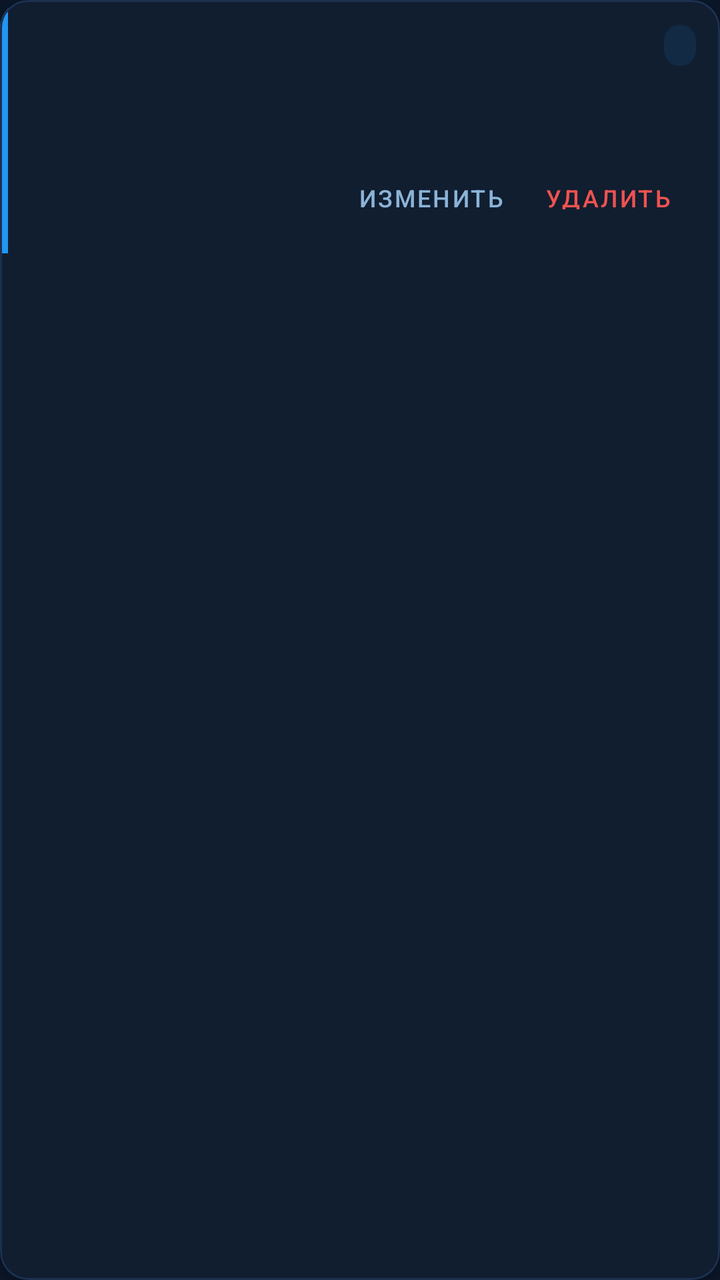
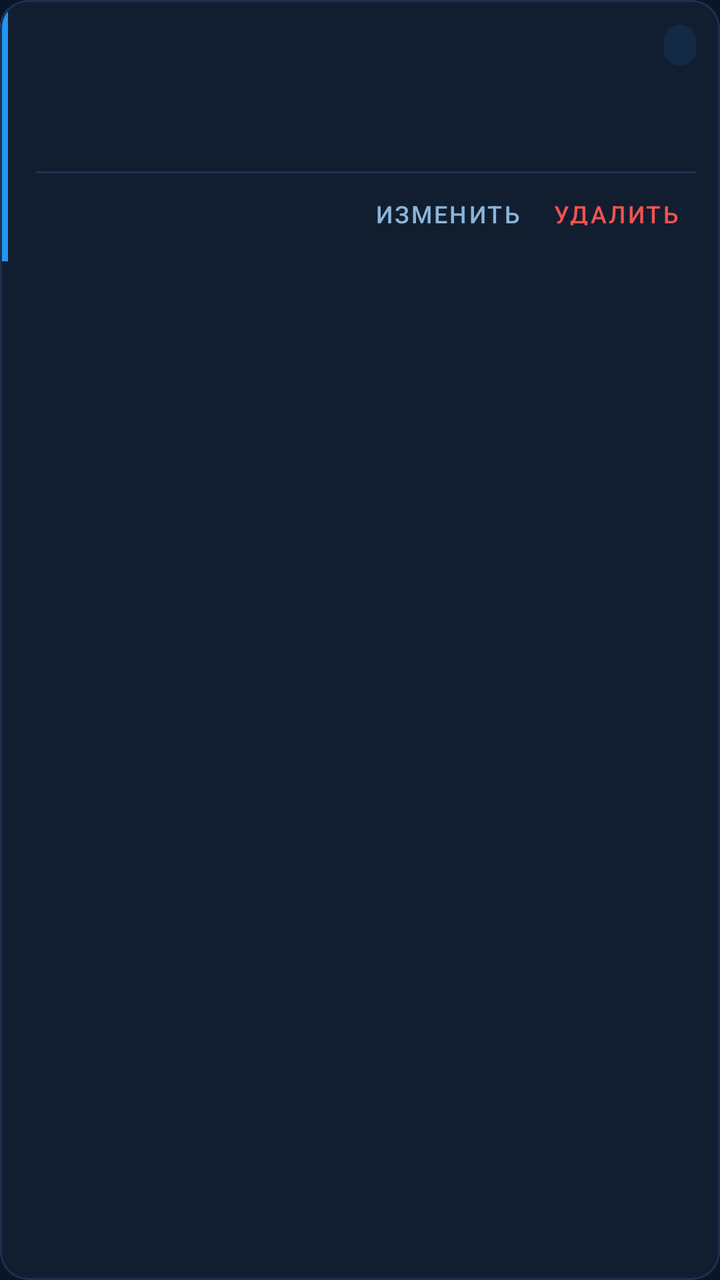

Screens rendered from an Android XML layout before and after an edit, with the pre-edit source and the edit as a unified diff.
<!-- AndroidManifest.xml: application theme Theme.CoordScanner -->
<!-- res/layout/item_point.xml -->
<?xml version="1.0" encoding="utf-8"?>
<com.google.android.material.card.MaterialCardView
    xmlns:android="http://schemas.android.com/apk/res/android"
    xmlns:app="http://schemas.android.com/apk/res-auto"
    android:layout_width="match_parent"
    android:layout_height="wrap_content"
    android:layout_marginHorizontal="12dp"
    android:layout_marginVertical="4dp"
    app:cardElevation="2dp"
    app:cardCornerRadius="14dp"
    app:cardBackgroundColor="@color/navy_card"
    app:strokeColor="@color/navy_stroke"
    app:strokeWidth="1dp">

    <LinearLayout
        android:layout_width="match_parent"
        android:layout_height="wrap_content"
        android:orientation="horizontal">

        
        <View
            android:id="@+id/sourceStripe"
            android:layout_width="4dp"
            android:layout_height="match_parent"
            android:background="@color/primary" />

        
        <LinearLayout
            android:layout_width="match_parent"
            android:layout_height="wrap_content"
            android:orientation="vertical"
            android:padding="12dp"
            android:paddingStart="14dp">

            
            <LinearLayout
                android:layout_width="match_parent"
                android:layout_height="wrap_content"
                android:orientation="horizontal"
                android:gravity="center_vertical"
                android:layout_marginBottom="6dp">

                <TextView
                    android:id="@+id/tvName"
                    android:layout_width="0dp"
                    android:layout_height="wrap_content"
                    android:layout_weight="1"
                    android:textColor="@color/white"
                    android:textSize="16sp"
                    android:fontFamily="sans-serif-medium"
                    android:textStyle="bold" />

                <TextView
                    android:id="@+id/tvSourceBadge"
                    android:layout_width="wrap_content"
                    android:layout_height="wrap_content"
                    android:textSize="11sp"
                    android:paddingHorizontal="8dp"
                    android:paddingVertical="3dp"
                    android:background="@drawable/badge_bg"
                    android:textStyle="bold"
                    android:layout_marginStart="8dp" />
            </LinearLayout>

            
            <TextView
                android:id="@+id/tvSk42"
                android:layout_width="match_parent"
                android:layout_height="wrap_content"
                android:textSize="12sp"
                android:textColor="@color/text_secondary"
                android:fontFamily="monospace"
                android:layout_marginBottom="3dp" />

            
            <TextView
                android:id="@+id/tvWgs84"
                android:layout_width="match_parent"
                android:layout_height="wrap_content"
                android:textSize="13sp"
                android:fontFamily="monospace"
                android:textColor="@color/accent" />

            
            <LinearLayout
                android:layout_width="match_parent"
                android:layout_height="wrap_content"
                android:orientation="horizontal"
                android:gravity="end"
                android:layout_marginTop="4dp">

                <com.google.android.material.button.MaterialButton
                    android:id="@+id/btnEdit"
                    style="@style/Widget.MaterialComponents.Button.TextButton"
                    android:layout_width="wrap_content"
                    android:layout_height="34dp"
                    android:text="Изменить"
                    android:textColor="@color/text_secondary"
                    android:textSize="12sp" />

                <com.google.android.material.button.MaterialButton
                    android:id="@+id/btnDelete"
                    style="@style/Widget.MaterialComponents.Button.TextButton"
                    android:layout_width="wrap_content"
                    android:layout_height="34dp"
                    android:text="Удалить"
                    android:textColor="@color/red_delete"
                    android:textSize="12sp" />
            </LinearLayout>
        </LinearLayout>
    </LinearLayout>
</com.google.android.material.card.MaterialCardView>
<!-- resources referenced by this layout -->
<resources>
  <color name="accent">#00BCD4</color>
  <color name="navy_card">#111E30</color>
  <color name="navy_stroke">#1C3050</color>
  <color name="primary">#2196F3</color>
  <color name="red_delete">#EF5350</color>
  <color name="text_secondary">#8BB4D8</color>
  <color name="white">#FFFFFF</color>
  <!-- drawable badge_bg (drawable) -->
  <?xml version="1.0" encoding="utf-8"?>
  <shape xmlns:android="http://schemas.android.com/apk/res/android"
      android:shape="rectangle">
      <corners android:radius="12dp" />
      <solid android:color="#1A2196F3" />
  </shape>
  <style name="Theme.CoordScanner" parent="Theme.MaterialComponents.DayNight.NoActionBar">
          <item name="colorPrimary">@color/primary</item>
          <item name="colorPrimaryVariant">@color/primary_dark</item>
          <item name="colorOnPrimary">@color/on_primary</item>
          <item name="colorSecondary">@color/accent</item>
          <item name="colorSecondaryVariant">@color/accent</item>
          <item name="colorOnSecondary">@color/white</item>
          <item name="android:statusBarColor">@color/navy_deep</item>
          <item name="android:navigationBarColor">@color/navy_deep</item>
          <item name="android:windowBackground">@color/navy_bg</item>
          <item name="materialCardViewStyle">@style/CardStyle</item>
          <item name="colorSurface">@color/navy_surface</item>
          <item name="colorOnSurface">@color/text_primary</item>
      </style>
  <color name="primary_dark">#1565C0</color>
  <color name="on_primary">#FFFFFF</color>
  <color name="navy_deep">#08111E</color>
  <color name="navy_bg">#0A1628</color>
  <style name="CardStyle" parent="Widget.MaterialComponents.CardView">
          <item name="cardElevation">2dp</item>
          <item name="cardCornerRadius">14dp</item>
          <item name="android:layout_marginBottom">6dp</item>
          <item name="cardBackgroundColor">@color/navy_card</item>
          <item name="strokeColor">@color/navy_stroke</item>
          <item name="strokeWidth">1dp</item>
      </style>
  <color name="navy_surface">#0F1E30</color>
  <color name="text_primary">#FFFFFF</color>
</resources>

<!-- the commit's change to res/layout/item_point.xml (unified diff, before → after) -->
@@ -6,7 +6,7 @@
     android:layout_height="wrap_content"
     android:layout_marginHorizontal="12dp"
     android:layout_marginVertical="4dp"
-    app:cardElevation="2dp"
+    app:cardElevation="0dp"
     app:cardCornerRadius="14dp"
     app:cardBackgroundColor="@color/navy_card"
     app:strokeColor="@color/navy_stroke"
@@ -29,8 +29,10 @@
             android:layout_width="match_parent"
             android:layout_height="wrap_content"
             android:orientation="vertical"
-            android:padding="12dp"
-            android:paddingStart="14dp">
+            android:paddingTop="12dp"
+            android:paddingBottom="8dp"
+            android:paddingStart="14dp"
+            android:paddingEnd="12dp">
 
             
             <LinearLayout
@@ -70,7 +72,7 @@
                 android:textSize="12sp"
                 android:textColor="@color/text_secondary"
                 android:fontFamily="monospace"
-                android:layout_marginBottom="3dp" />
+                android:layout_marginBottom="4dp" />
 
             
             <TextView
@@ -82,12 +84,19 @@
                 android:textColor="@color/accent" />
 
             
+            <View
+                android:layout_width="match_parent"
+                android:layout_height="1dp"
+                android:background="@color/navy_stroke"
+                android:layout_marginTop="8dp"
+                android:layout_marginBottom="2dp" />
+
+            
             <LinearLayout
                 android:layout_width="match_parent"
                 android:layout_height="wrap_content"
                 android:orientation="horizontal"
-                android:gravity="end"
-                android:layout_marginTop="4dp">
+                android:gravity="end">
 
                 <com.google.android.material.button.MaterialButton
                     android:id="@+id/btnEdit"
@@ -96,7 +105,8 @@
                     android:layout_height="34dp"
                     android:text="Изменить"
                     android:textColor="@color/text_secondary"
-                    android:textSize="12sp" />
+                    android:textSize="12sp"
+                    android:minWidth="0dp" />
 
                 <com.google.android.material.button.MaterialButton
                     android:id="@+id/btnDelete"
@@ -105,7 +115,8 @@
                     android:layout_height="34dp"
                     android:text="Удалить"
                     android:textColor="@color/red_delete"
-                    android:textSize="12sp" />
+                    android:textSize="12sp"
+                    android:minWidth="0dp" />
             </LinearLayout>
         </LinearLayout>
     </LinearLayout>
